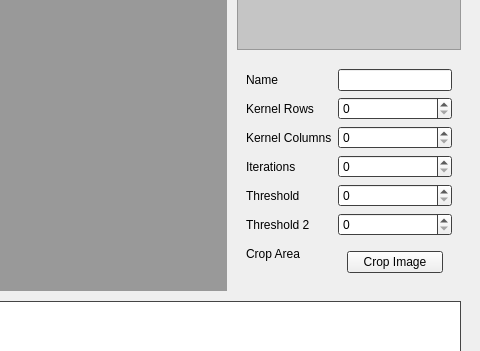
Qt form GUI/PyQt Designer/ui/SFVI.ui (jorgetrumbel/SFVI-MIA) before a commit; both pictures show x 484 to 964 and y 215 to 566 of the 964 by 781 pixel window.
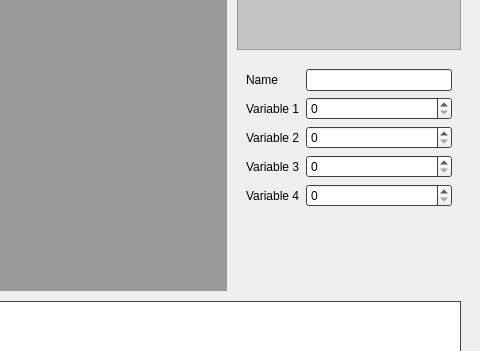
The same form after that commit. The open tabs and pages were chosen to show the change.

```diff
--- a/GUI/PyQt Designer/ui/SFVI.ui
+++ b/GUI/PyQt Designer/ui/SFVI.ui
@@ -685,7 +685,7 @@
              </sizepolicy>
             </property>
             <property name="currentIndex">
-             <number>1</number>
+             <number>4</number>
             </property>
             <widget class="QWidget" name="stackCaptureOptions">
              <property name="palette">
@@ -1003,6 +1003,80 @@
               </item>
              </layout>
             </widget>
+            <widget class="QWidget" name="stackMeasurementOptions">
+             <layout class="QVBoxLayout" name="verticalLayout_10">
+              <item>
+               <layout class="QFormLayout" name="formLayoutMeasurementOptions">
+                <item row="0" column="0">
+                 <widget class="QLabel" name="labelMeasurementOptionsName">
+                  <property name="text">
+                   <string>Name</string>
+                  </property>
+                 </widget>
+                </item>
+                <item row="0" column="1">
+                 <widget class="QLineEdit" name="lineEditMeasurementOptionsName"/>
+                </item>
+                <item row="1" column="0">
+                 <widget class="QLabel" name="labelMeasurementOptionsVariable1">
+                  <property name="text">
+                   <string>Variable 1</string>
+                  </property>
+                 </widget>
+                </item>
+                <item row="1" column="1">
+                 <widget class="QSpinBox" name="spinBoxMeasurementOptionsVariable1">
+                  <property name="maximum">
+                   <number>100000</number>
+                  </property>
+                 </widget>
+                </item>
+                <item row="2" column="0">
+                 <widget class="QLabel" name="labelMeasurementOptionsVariable">
+                  <property name="text">
+                   <string>Variable 2</string>
+                  </property>
+                 </widget>
+                </item>
+                <item row="2" column="1">
+                 <widget class="QSpinBox" name="spinBoxMeasurementOptionsVariable2">
+                  <property name="maximum">
+                   <number>100000</number>
+                  </property>
+                 </widget>
+                </item>
+                <item row="3" column="0">
+                 <widget class="QLabel" name="labelMeasurementOptionsVariable3">
+                  <property name="text">
+                   <string>Variable 3</string>
+                  </property>
+                 </widget>
+                </item>
+                <item row="3" column="1">
+                 <widget class="QSpinBox" name="spinBoxMeasurementOptionsVariable3">
+                  <property name="maximum">
+                   <number>100000</number>
+                  </property>
+                 </widget>
+                </item>
+                <item row="4" column="0">
+                 <widget class="QLabel" name="labelMeasurementOptionsVariable4">
+                  <property name="text">
+                   <string>Variable 4</string>
+                  </property>
+                 </widget>
+                </item>
+                <item row="4" column="1">
+                 <widget class="QSpinBox" name="spinBoxMeasurementOptionsVariable4">
+                  <property name="maximum">
+                   <number>100000</number>
+                  </property>
+                 </widget>
+                </item>
+               </layout>
+              </item>
+             </layout>
+            </widget>
            </widget>
           </item>
           <item row="0" column="3" rowspan="2">
```
Left out of the diff: 28 changed lines with no effect on the pictures.
